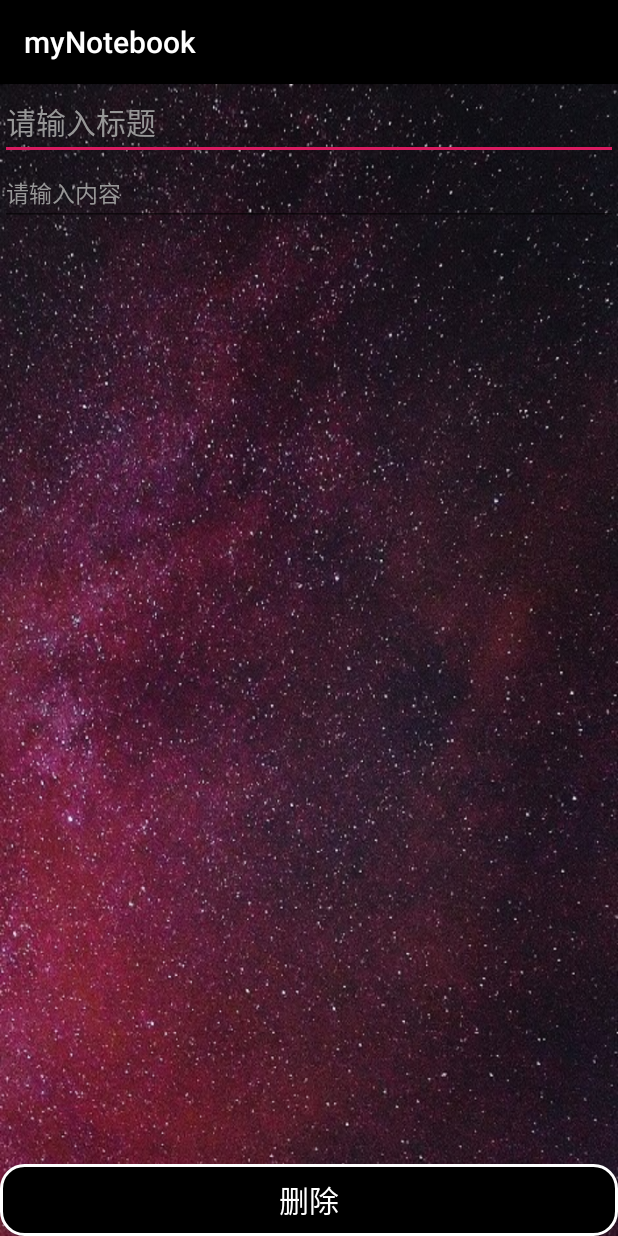
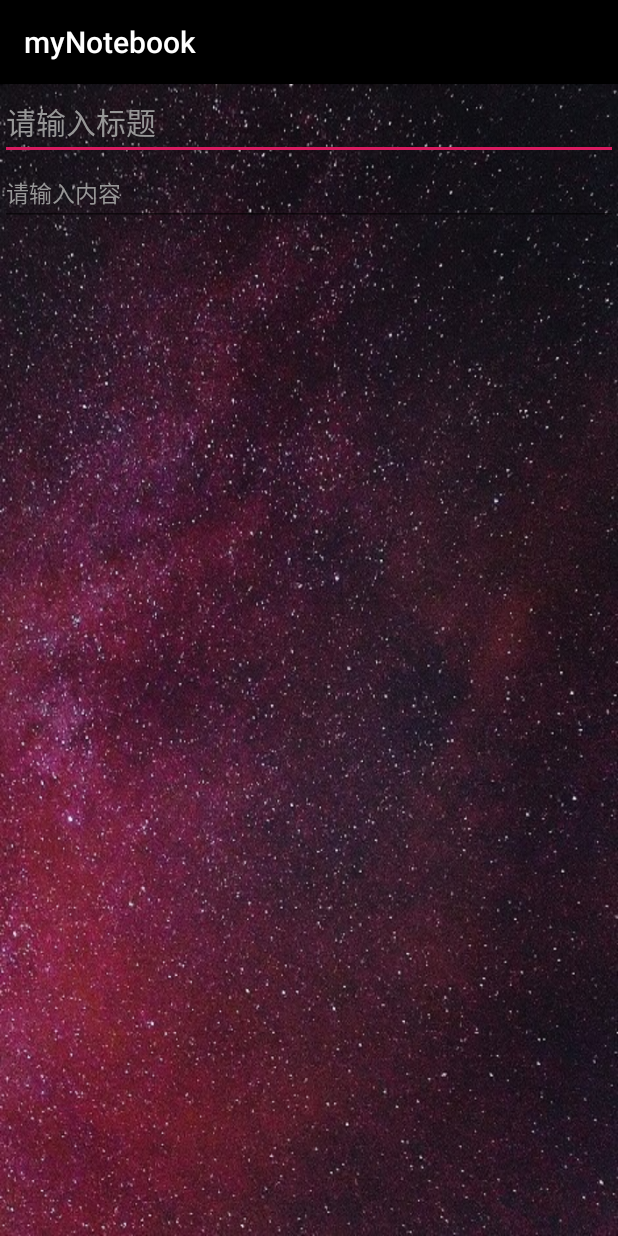
Before and after one commit to XMeleny/myNotebook, an Android app: the DetailActivity screen opened directly, with no data from a screen before it, on a phone screen of 412 x 824 dp. Run offline under Robolectric (Android 15) with nearby library versions, the phone set to English and light mode, and no system bars; 1 statement that could not run was skipped.

```diff
--- a/app/src/main/res/layout/activity_detail.xml
+++ b/app/src/main/res/layout/activity_detail.xml
@@ -3,12 +3,6 @@
     android:layout_width="match_parent"
     android:layout_height="match_parent"
     android:background="@drawable/background"
-    android:orientation="vertical">
-
-    <LinearLayout
-        android:layout_width="match_parent"
-        android:layout_height="0dp"
-        android:layout_weight="1"
     android:orientation="vertical">
 
     <EditText
@@ -30,23 +24,3 @@
         android:textSize="15dp" />
 
 </LinearLayout>
-    　　　　<!-- 该部分显示在底部  -->
-    <LinearLayout
-        android:layout_width="match_parent"
-        android:layout_height="wrap_content"
-        android:gravity="bottom"
-        android:orientation="vertical">
-
-        <Button
-            android:id="@+id/detail_delete"
-            android:layout_width="match_parent"
-            android:layout_height="wrap_content"
-            android:layout_gravity="bottom"
-            android:layout_marginTop="5dp"
-            android:background="@drawable/btn_shape"
-            android:text="删除"
-            android:textColor="#ffffff"
-            android:textSize="20dp" />
-
-    </LinearLayout>
-</LinearLayout>
```
Also changed, not shown: app/src/main/java/com/example/mynotebook/DetailActivity.java (+0 -34 lines), app/src/main/java/com/example/mynotebook/MainActivity.java (+3 -25 lines), app/src/main/java/com/example/mynotebook/RecordCursorAdapter.java (renamed from app/src/main/java/com/example/mynotebook/RecordAdapter.java, +46 -29 lines). Lines whose indentation alone changed are shown as unchanged.
